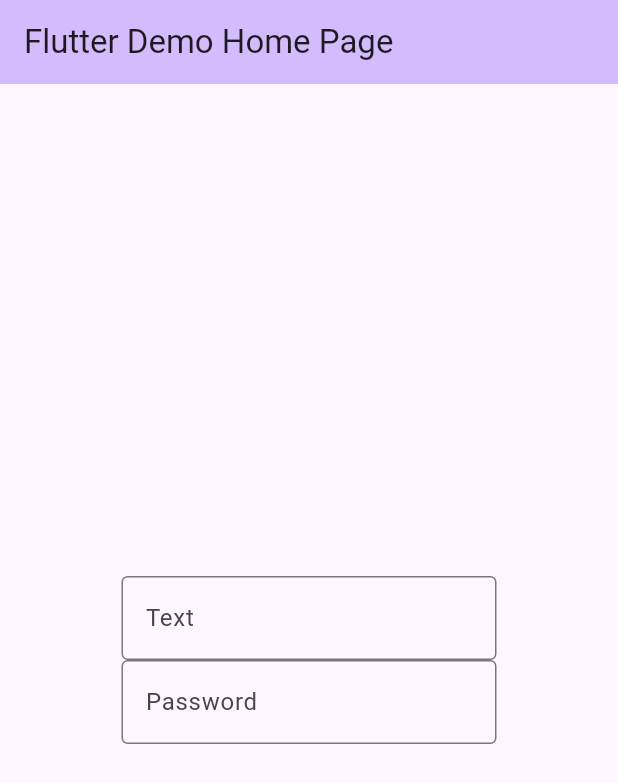
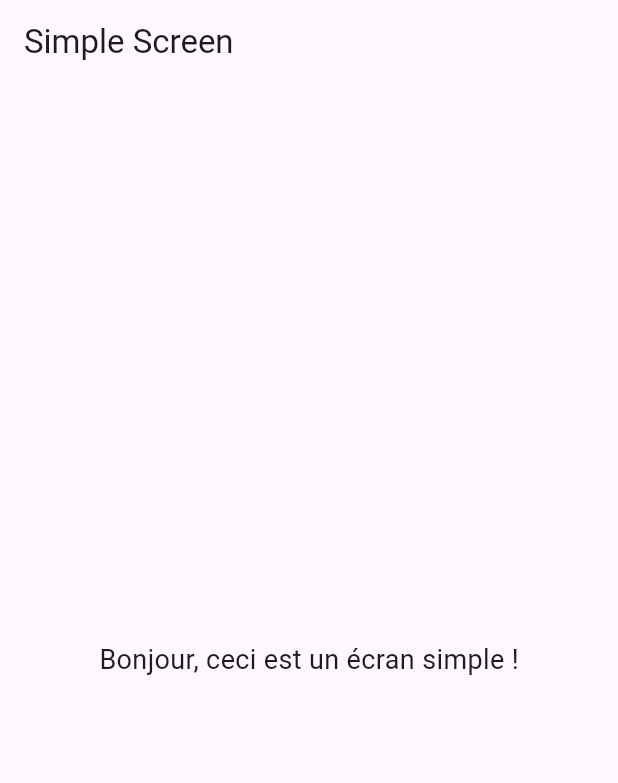
Before and after one commit to RenardBleu/app_passion_apiculture, a Flutter app: the screen it shows after launch, on a phone screen of 412 x 824 dp. Shown: the top 783 px of the screen. Run offline on Flutter 3.47's test engine with Material 3 defaults, Android fonts, the phone set to English and light mode, and no system bars.

```diff
--- a/lib/main.dart
+++ b/lib/main.dart
@@ -1,7 +1,16 @@
+import 'package:app_passion_apiculture/providers/user_provider.dart';
 import 'package:flutter/material.dart';
+import 'package:provider/provider.dart';
+import 'package:app_passion_apiculture/screens/signup_screen.dart';
 
 void main() {
-  runApp(const MyApp());
+  runApp(
+    MultiProvider(
+      providers: [
+        ChangeNotifierProvider(create: (_) => UserProvider()),
+      ],
+      child: const MyApp(),
+    ));
 }
 
 class MyApp extends StatelessWidget {
@@ -11,112 +20,11 @@ class MyApp extends StatelessWidget {
   @override
   Widget build(BuildContext context) {
     return MaterialApp(
-      title: 'Flutter Demo',
+      title: 'Admin Passion Apiculture',
       theme: ThemeData(
-        // This is the theme of your application.
-        //
-        // TRY THIS: Try running your application with "flutter run". You'll see
-        // the application has a purple toolbar. Then, without quitting the app,
-        // try changing the seedColor in the colorScheme below to Colors.green
-        // and then invoke "hot reload" (save your changes or press the "hot
-        // reload" button in a Flutter-supported IDE, or press "r" if you used
-        // the command line to start the app).
-        //
-        // Notice that the counter didn't reset back to zero; the application
-        // state is not lost during the reload. To reset the state, use hot
-        // restart instead.
-        //
-        // This works for code too, not just values: Most code changes can be
-        // tested with just a hot reload.
-        colorScheme: ColorScheme.fromSeed(seedColor: Colors.deepPurple),
-        useMaterial3: true,
+        primarySwatch: Colors.amber,
       ),
-      home: const MyHomePage(title: 'Flutter Demo Home Page'),
+      home: const SignupSreen(),
     );
   }
 }
-
-class MyHomePage extends StatefulWidget {
-  const MyHomePage({super.key, required this.title});
-
-  // This widget is the home page of your application. It is stateful, meaning
-  // that it has a State object (defined below) that contains fields that affect
-  // how it looks.
-
-  // This class is the configuration for the state. It holds the values (in this
-  // case the title) provided by the parent (in this case the App widget) and
-  // used by the build method of the State. Fields in a Widget subclass are
-  // always marked "final".
-
-  final String title;
-
-  @override
-  State<MyHomePage> createState() => _MyHomePageState();
-}
-
-class _MyHomePageState extends State<MyHomePage> {
-  int _counter = 0;
-
-  void _incrementCounter() {
-    setState(() {
-      // This call to setState tells the Flutter framework that something has
-      // changed in this State, which causes it to rerun the build method below
-      // so that the display can reflect the updated values. If we changed
-      // _counter without calling setState(), then the build method would not be
-      // called again, and so nothing would appear to happen.
-      _counter++;
-    });
-  }
-
-  @override
-  Widget build(BuildContext context) {
-    // This method is rerun every time setState is called, for instance as done
-    // by the _incrementCounter method above.
-    //
-    // The Flutter framework has been optimized to make rerunning build methods
-    // fast, so that you can just rebuild anything that needs updating rather
-    // than having to individually change instances of widgets.
-    return Scaffold(
-      appBar: AppBar(
-        // TRY THIS: Try changing the color here to a specific color (to
-        // Colors.amber, perhaps?) and trigger a hot reload to see the AppBar
-        // change color while the other colors stay the same.
-        backgroundColor: Theme.of(context).colorScheme.inversePrimary,
-        // Here we take the value from the MyHomePage object that was created by
-        // the App.build method, and use it to set our appbar title.
-        title: Text(widget.title),
-      ),
-      body: const Center(
-        // Center is a layout widget. It takes a single child and positions it
-        // in the middle of the parent.
-        child: Column(
-
-          mainAxisAlignment: MainAxisAlignment.center,
-          children: <Widget>[
-            SizedBox(
-              width: 250,
-              child: TextField(
-                decoration: InputDecoration(
-                  border: OutlineInputBorder(),
-                  labelText: 'Text',
-                ),
-              ),
-            ),
-              SizedBox(
-              width: 250,
-              child: TextField(
-                obscureText: true,
-                decoration: InputDecoration(
-                  border: OutlineInputBorder(),
-                  labelText: 'Password',
-                ),
-              ),
-            ),
-            Center()
-          ],
-        ),
-        ),
-      ),
-    );
-  }
-}
--- /dev/null
+++ b/lib/screens/signup_screen.dart
@@ -0,0 +1,18 @@
+import 'package:flutter/material.dart';
+
+class SignupSreen extends StatelessWidget {
+  const SignupSreen({super.key});
+
+  @override
+  Widget build(BuildContext context) {
+    return Scaffold(
+      appBar: AppBar(title: const Text("Simple Screen")),
+      body: const Center(
+        child: Text(
+          "Bonjour, ceci est un écran simple !",
+          style: TextStyle(fontSize: 18),
+        ),
+      ),
+    );
+  }
+}
--- a/pubspec.yaml
+++ b/pubspec.yaml
@@ -35,6 +35,8 @@ dependencies:
   # The following adds the Cupertino Icons font to your application.
   # Use with the CupertinoIcons class for iOS style icons.
   cupertino_icons: ^1.0.8
+  provider: ^6.1.2
+  http: ^1.2.2
 
 dev_dependencies:
   flutter_test:
```
Also changed, not shown: lib/models/user.dart (added, +43 -0 lines), lib/providers/user_provider.dart (added, +24 -0 lines), lib/services/auth_services.dart (added, +35 -0 lines), mysample/pubspec.lock, pubspec.lock.
